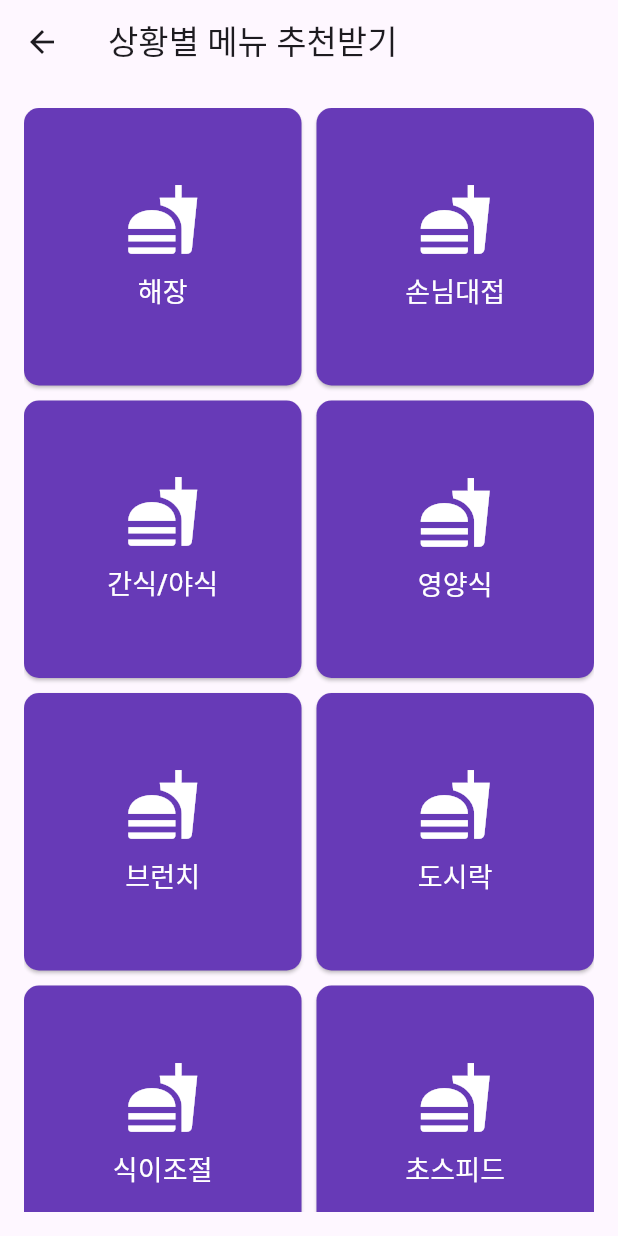
After one commit to hshy1839/menu_recommender, a Flutter app: the SelectMenuPage screen opened by its route, after a tap on "상황별 메뉴", on a phone screen of 412 x 824 dp. The commit adds this screen. Run offline on Flutter 3.47's test engine with Material 3 defaults, Android fonts, the phone set to English and light mode, and no system bars; our stand-ins replace shared_preferences, table_calendar; accounts and stored records are empty.

Commit message:
chatbot prompt 생성 및, select_menu 페이지들 추가

```diff
--- a/lib/chatbot.dart
+++ b/lib/chatbot.dart
@@ -1,11 +1,8 @@
-// lib/chatbot.dart
 import 'package:flutter/material.dart';
 import 'package:http/http.dart' as http;
 import 'dart:convert';
 import 'login.dart'; // 로그인 페이지를 import 합니다.
 import 'header.dart';
-
-
 
 class ChatbotPage extends StatefulWidget {
   @override
@@ -17,18 +14,28 @@ class _ChatbotPageState extends State<ChatbotPage> {
   final String apiKey = 'AIzaSyDw5Bgvczfi1WDnQB1kbWcetqiXABNCLNs';  // 실제 API 키로 대체
   final String apiUrl = 'https://generativelanguage.googleapis.com/v1beta/models/gemini-1.5-flash-latest:generateContent'; // 실제 엔드포인트로 대체
   String _response = '';
+  String _question = '';
+  String _previousQuestion = ''; // 이전 질문을 저장할 변수 추가
+  bool _showInputField = false; // 입력 필드와 버튼을 보여줄지 여부를 나타내는 변수
+  int _questionCount = 0; // 질문 횟수를 카운트
 
+  // 사용자 답변을 서버에 전송
   Future<void> _sendPrompt() async {
     final headers = {
       'Content-Type': 'application/json',
     };
 
+    // 프롬프트에 이전 질문과 사용자의 입력을 포함시킵니다.
     final body = json.encode({
       'contents': [
         {
           'parts': [
             {
-              'text': _controller.text
+              'text': _questionCount < 4
+                  ? '너는 지금 내 식사 메뉴를 추천해주는 ai야 질문들을 통해서 나의 답변을 기반으로 나에게 가장 알맞은 메뉴를 추천해줘. 질문은 다섯가지만 하고, 아래는 너가 지켜야 할 주의사항들이야1. 질문은 한번에 하나씩 한다.2. 질문에 대한 내 답변으로 추천할 메뉴의 경우의 수를 줄여나간다.3. 질문들에는 항상 1번부터 5번까지 보기가 있어야해  4. 한국 식당에서 먹을 수 있는 메뉴여야한다(한식만 해당하는 것은 아님) 5. 마지막 질문 후 너가 메뉴를 추천하기 전까지 질문과 관계없는 답변에는 다시 답변해달라고 부탁한다. 6. 중복된 내용의 질문은 하지 말아. '
+                  '${_previousQuestion}\n'
+                  '${_controller.text}'
+                  : '사용자가 한 답변들을 바탕으로 적절한 메뉴를 추천해줘 안내멘트는 추천해드릴 메뉴는 ~입니다. 라는 형식을 따르도록해 : ${_previousQuestion}\n${_controller.text}' // 5번째는 메뉴를 추천
             }
           ]
         }
@@ -56,6 +63,21 @@ class _ChatbotPageState extends State<ChatbotPage> {
 
         setState(() {
           _response = texts.isEmpty ? '응답 없음' : texts;
+
+          // 응답에서 질문을 추출하여 업데이트
+          if (texts.isNotEmpty) {
+            if (_questionCount < 4) {
+              _previousQuestion += '\n$_question\n${_controller.text}'; // 현재 질문과 답변을 이전 질문에 추가
+              _question = texts; // 새 질문으로 업데이트
+              _showInputField = true; // 입력 필드와 버튼을 보여주도록 설정
+              _questionCount++;
+            } else {
+              _showInputField = false; // 5번째에는 입력 필드를 숨기고
+              _question = '추천 메뉴: $texts'; // 추천 메뉴를 보여줍니다.
+            }
+          } else {
+            _question = '질문을 받지 못했습니다.';
+          }
         });
       } else {
         setState(() {
@@ -93,13 +115,22 @@ class _ChatbotPageState extends State<ChatbotPage> {
               padding: const EdgeInsets.all(16.0),
               child: Column(
                 children: <Widget>[
-                  TextField(
-                    controller: _controller,
-                    decoration: InputDecoration(
-                      labelText: '프롬프트 입력',
-                    ),
+                  // 화면에 질문을 표시합니다.
+                  Text(
+                    _question.isEmpty ? '전송 버튼을 눌러 질문을 받아보세요.' : _question,
+                    style: TextStyle(fontSize: 18, fontWeight: FontWeight.bold),
                   ),
                   SizedBox(height: 20),
+                  if (_showInputField) ...[
+                    // 사용자 입력 텍스트 필드
+                    TextField(
+                      controller: _controller,
+                      decoration: InputDecoration(
+                        labelText: '답변 입력',
+                      ),
+                    ),
+                    SizedBox(height: 20),
+                  ],
                   ElevatedButton(
                     onPressed: _sendPrompt,
                     child: Text('전송'),
--- /dev/null
+++ b/lib/select_menu.dart
@@ -0,0 +1,72 @@
+import 'package:flutter/material.dart';
+import 'select_menu_list/select_menu_total.dart';
+import 'select_menu_list/select_menu_situation.dart';
+import 'select_menu_list/select_menu_country.dart';
+
+class SelectMenuPage extends StatelessWidget {
+  const SelectMenuPage({super.key});
+
+  @override
+  Widget build(BuildContext context) {
+    return Scaffold(
+      appBar: AppBar(
+        title: Text('선택형 메뉴 추천받기'),
+      ),
+      body: Padding(
+        padding: const EdgeInsets.all(16.0),
+        child: GridView.count(
+          crossAxisCount: 2, // 2열로 정사각형 그리드 배치
+          crossAxisSpacing: 10,
+          mainAxisSpacing: 10,
+          children: <Widget>[
+            _buildMenuButton(context, '배고픔', Icons.fastfood, null),
+            _buildMenuButton(context, '나라별 메뉴', Icons.public, MenuCountry()),
+            _buildMenuButton(context, '재료별 메뉴', Icons.kitchen, null),
+            _buildMenuButton(context, '상황별 메뉴', Icons.event, MenuSituation()),
+            _buildMenuButton(context, '종합 메뉴', Icons.menu_book, MenuTotal()),
+          ],
+        ),
+      ),
+    );
+  }
+
+  Widget _buildMenuButton(BuildContext context, String title, IconData icon, Widget? nextPage) {
+    return SizedBox(
+      width: double.infinity,
+      height: double.infinity,
+      child: ElevatedButton(
+        style: ElevatedButton.styleFrom(
+          padding: EdgeInsets.all(16),
+          backgroundColor: Colors.deepPurple,
+          shape: RoundedRectangleBorder(
+            borderRadius: BorderRadius.circular(10), // 사각형 모양으로 설정
+          ),
+        ),
+        onPressed: () {
+          if (nextPage != null) {
+            Navigator.push(
+              context,
+              MaterialPageRoute(builder: (context) => nextPage),
+            );
+          } else {
+            ScaffoldMessenger.of(context).showSnackBar(
+              SnackBar(content: Text('$title 버튼 눌림')),
+            );
+          }
+        },
+        child: Column(
+          mainAxisAlignment: MainAxisAlignment.center,
+          children: <Widget>[
+            Icon(icon, size: 50, color: Colors.white),
+            SizedBox(height: 10),
+            Text(
+              title,
+              style: TextStyle(color: Colors.white, fontSize: 18),
+              textAlign: TextAlign.center,
+            ),
+          ],
+        ),
+      ),
+    );
+  }
+}
--- /dev/null
+++ b/lib/select_menu_list/select_menu_situation.dart
@@ -0,0 +1,97 @@
+import 'package:flutter/material.dart';
+
+class MenuSituation extends StatefulWidget {
+  const MenuSituation({super.key});
+
+  @override
+  _MenuSituationState createState() => _MenuSituationState();
+}
+
+class _MenuSituationState extends State<MenuSituation> {
+  // 현재 펼쳐진 버튼을 관리할 상태 변수
+  String? _selectedCategory;
+
+  // 버튼 클릭 시 보여줄 하위 버튼 리스트
+  Map<String, List<String>> _subMenuItems = {
+    '해장': ['얼큰한 국물', '속을 따뜻하게', '매운 음식', '시원한 국물', '매운탕', '순두부찌개', '곰탕', '설렁탕'],
+    '손님대접': ['한정식', '궁중떡볶이', '리조또', '스테이크', '광어회', '랍스터', '양갈비', '치킨'],
+    '간식/야식': ['치킨너겟', '핫윙', '미니 핫도그', '떡볶이', '순대', '타코야끼', '오징어튀김', '튀김'],
+    '영양식': ['비빔밥', '샐러드', '닭가슴살', '콩나물국', '된장국', '해조류', '그릭 요거트', '해물파전'],
+    '브런치': ['오믈렛', '팬케이크', '베이컨과 달걀', '아보카도 토스트', '프렌치 토스트', '와플', '크로와상', '머핀'],
+    '도시락': ['김밥', '볶음밥', '덮밥', '도시락 세트', '샐러드', '토스트', '불고기', '순대'],
+    '식이조절': ['현미밥', '닭가슴살', '스팀 채소', '저칼로리 샐러드', '콩 비빔밥', '두부', '해조류', '저염식'],
+    '초스피드': ['라면', '컵라면', '즉석밥', '즉석식품', '샌드위치', '핫도그', '간편식', '볶음밥']
+  };
+
+  @override
+  Widget build(BuildContext context) {
+    return Scaffold(
+      appBar: AppBar(
+        title: Text('상황별 메뉴 추천받기'),
+      ),
+      body: Padding(
+        padding: const EdgeInsets.all(16.0),
+        child: GridView.count(
+          crossAxisCount: 2, // 2열로 정사각형 그리드 배치
+          crossAxisSpacing: 10,
+          mainAxisSpacing: 10,
+          children: _selectedCategory == null
+              ? _buildMainMenuButtons()
+              : _buildSubMenuButtons(),
+        ),
+      ),
+    );
+  }
+
+  // 상위 버튼들
+  List<Widget> _buildMainMenuButtons() {
+    return _subMenuItems.keys.map((category) {
+      return _buildMenuButton(category, Icons.fastfood, () {
+        setState(() {
+          _selectedCategory = category;
+        });
+      });
+    }).toList();
+  }
+
+  // 하위 버튼들
+  List<Widget> _buildSubMenuButtons() {
+    final items = _subMenuItems[_selectedCategory];
+    return items?.map((item) {
+      return _buildMenuButton(item, Icons.food_bank, () {
+        setState(() {
+          _selectedCategory = item;
+        });
+      });
+    }).toList() ?? [];
+  }
+
+  Widget _buildMenuButton(String title, IconData icon, VoidCallback onPressed) {
+    return SizedBox(
+      width: 150,  // 버튼의 가로 크기 조정
+      height: 150, // 버튼의 세로 크기 조정
+      child: ElevatedButton(
+        style: ElevatedButton.styleFrom(
+          padding: EdgeInsets.all(16),
+          backgroundColor: Colors.deepPurple,
+          shape: RoundedRectangleBorder(
+            borderRadius: BorderRadius.circular(10), // 사각형 모양으로 설정
+          ),
+        ),
+        onPressed: onPressed,
+        child: Column(
+          mainAxisAlignment: MainAxisAlignment.center,
+          children: <Widget>[
+            Icon(icon, size: 50, color: Colors.white),
+            SizedBox(height: 10),
+            Text(
+              title,
+              style: TextStyle(color: Colors.white, fontSize: 18),
+              textAlign: TextAlign.center,
+            ),
+          ],
+        ),
+      ),
+    );
+  }
+}
--- a/lib/signup.dart
+++ b/lib/signup.dart
@@ -27,12 +27,17 @@ class SignUpPage extends StatelessWidget {
           Navigator.pushNamedAndRemoveUntil(context, '/', (route) => false);
           _showAlertDialog(context, '회원가입 성공!');
         } else {
-          // 회원가입 실패
-          _showAlertDialog(context, '회원가입 실패: ${responseBody['message']}');
+          // 회원가입 실패: 중복된 사용자명 또는 이메일
+          String message = responseBody['message'];
+          if (message.contains('duplicate')) {
+            _showAlertDialog(context, '중복된 사용자명 또는 이메일입니다. 다시 시도해주세요.');
+          } else {
+            _showAlertDialog(context, '회원가입 실패: ${responseBody['message']}');
+          }
         }
       } else {
         // 서버 오류
-        _showAlertDialog(context, '서버 오류');
+        _showAlertDialog(context, '다시 입력하세요');
       }
     } catch (e) {
       // 예외 처리
```
Also changed, not shown: lib/main.dart (+15 -2 lines), lib/select_menu_list/select_menu_country.dart (added, +97 -0 lines), lib/select_menu_list/select_menu_total.dart (added, +97 -0 lines).
